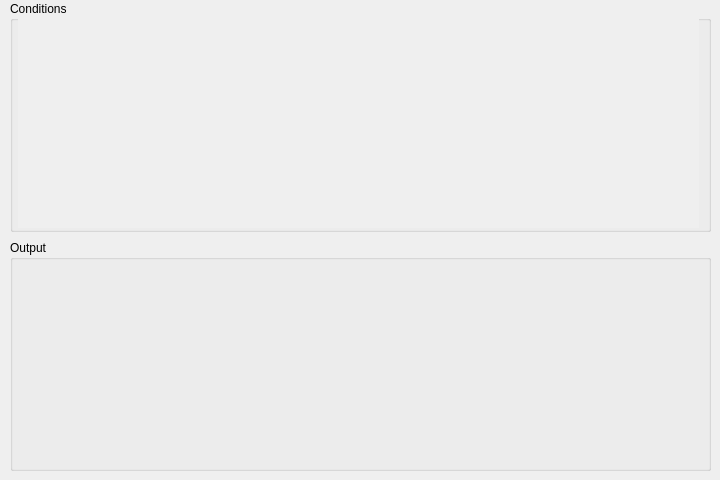
This is vqbschemaconstruct.ui in sarslanhan/vqb as Qt 5 draws it before an edit. The edited form follows.
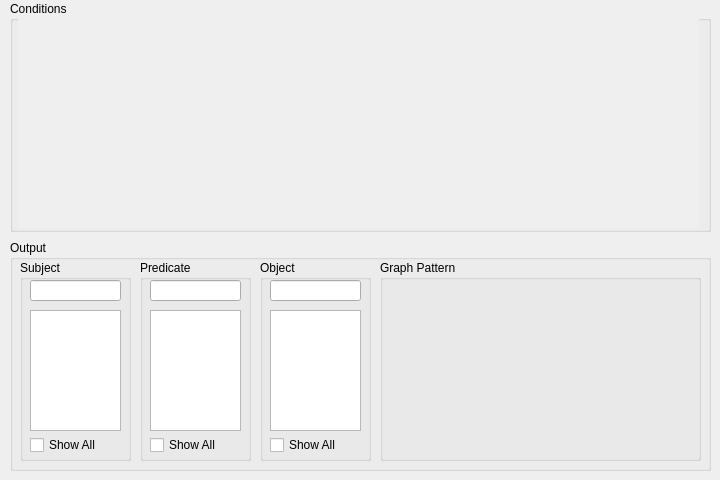
This is the edited form. Custom widgets are drawn as their Qt base class.

Patch:
```diff
--- a/vqbschemaconstruct.ui
+++ b/vqbschemaconstruct.ui
@@ -64,8 +64,208 @@
    <property name="title">
     <string>Output</string>
    </property>
+   <widget class="KEditListBox" name="listBoxConditions">
+    <property name="geometry">
+     <rect>
+      <x>370</x>
+      <y>20</y>
+      <width>321</width>
+      <height>201</height>
+     </rect>
+    </property>
+    <property name="font">
+     <font>
+      <pointsize>9</pointsize>
+     </font>
+    </property>
+    <property name="title">
+     <string>Graph Pattern</string>
+    </property>
+    <property name="flat">
+     <bool>false</bool>
+    </property>
+   </widget>
+   <widget class="QGroupBox" name="groupBoxObject">
+    <property name="geometry">
+     <rect>
+      <x>250</x>
+      <y>20</y>
+      <width>111</width>
+      <height>201</height>
+     </rect>
+    </property>
+    <property name="font">
+     <font>
+      <pointsize>9</pointsize>
+     </font>
+    </property>
+    <property name="title">
+     <string>Object</string>
+    </property>
+    <widget class="KListWidget" name="listObject">
+     <property name="geometry">
+      <rect>
+       <x>10</x>
+       <y>50</y>
+       <width>91</width>
+       <height>121</height>
+      </rect>
+     </property>
+    </widget>
+    <widget class="KLineEdit" name="lineEditFilterObject">
+     <property name="geometry">
+      <rect>
+       <x>10</x>
+       <y>20</y>
+       <width>91</width>
+       <height>21</height>
+      </rect>
+     </property>
+     <property name="clickMessage">
+      <string>&lt;Filter&gt;</string>
+     </property>
+    </widget>
+    <widget class="QCheckBox" name="cbShowAllObject">
+     <property name="geometry">
+      <rect>
+       <x>10</x>
+       <y>175</y>
+       <width>88</width>
+       <height>20</height>
+      </rect>
+     </property>
+     <property name="text">
+      <string>Show All</string>
+     </property>
+    </widget>
+   </widget>
+   <widget class="QGroupBox" name="groupBoxSubject">
+    <property name="geometry">
+     <rect>
+      <x>10</x>
+      <y>20</y>
+      <width>111</width>
+      <height>201</height>
+     </rect>
+    </property>
+    <property name="font">
+     <font>
+      <pointsize>9</pointsize>
+     </font>
+    </property>
+    <property name="title">
+     <string>Subject</string>
+    </property>
+    <widget class="KListWidget" name="listSubject">
+     <property name="geometry">
+      <rect>
+       <x>10</x>
+       <y>50</y>
+       <width>91</width>
+       <height>121</height>
+      </rect>
+     </property>
+    </widget>
+    <widget class="KLineEdit" name="lineEditFilterSubject">
+     <property name="geometry">
+      <rect>
+       <x>10</x>
+       <y>20</y>
+       <width>91</width>
+       <height>21</height>
+      </rect>
+     </property>
+     <property name="clickMessage">
+      <string>&lt;Filter&gt;</string>
+     </property>
+    </widget>
+    <widget class="QCheckBox" name="cbShowAllSubject">
+     <property name="geometry">
+      <rect>
+       <x>10</x>
+       <y>175</y>
+       <width>88</width>
+       <height>20</height>
+      </rect>
+     </property>
+     <property name="text">
+      <string>Show All</string>
+     </property>
+    </widget>
+   </widget>
+   <widget class="QGroupBox" name="groupBoxPredicate">
+    <property name="geometry">
+     <rect>
+      <x>130</x>
+      <y>20</y>
+      <width>111</width>
+      <height>201</height>
+     </rect>
+    </property>
+    <property name="font">
+     <font>
+      <pointsize>9</pointsize>
+     </font>
+    </property>
+    <property name="title">
+     <string>Predicate</string>
+    </property>
+    <widget class="KListWidget" name="listPredicate">
+     <property name="geometry">
+      <rect>
+       <x>10</x>
+       <y>50</y>
+       <width>91</width>
+       <height>121</height>
+      </rect>
+     </property>
+    </widget>
+    <widget class="KLineEdit" name="lineEditFilterPredicate">
+     <property name="geometry">
+      <rect>
+       <x>10</x>
+       <y>20</y>
+       <width>91</width>
+       <height>21</height>
+      </rect>
+     </property>
+     <property name="clickMessage">
+      <string>&lt;Filter&gt;</string>
+     </property>
+    </widget>
+    <widget class="QCheckBox" name="cbShowAllPredicate">
+     <property name="geometry">
+      <rect>
+       <x>10</x>
+       <y>175</y>
+       <width>88</width>
+       <height>20</height>
+      </rect>
+     </property>
+     <property name="text">
+      <string>Show All</string>
+     </property>
+    </widget>
+   </widget>
   </widget>
  </widget>
+ <customwidgets>
+  <customwidget>
+   <class>KListWidget</class>
+   <extends>QListWidget</extends>
+   <header>klistwidget.h</header>
+  </customwidget>
+  <customwidget>
+   <class>KEditListBox</class>
+   <extends>QGroupBox</extends>
+   <header>keditlistbox.h</header>
+  </customwidget>
+  <customwidget>
+   <class>KLineEdit</class>
+   <extends>QLineEdit</extends>
+   <header>klineedit.h</header>
+  </customwidget>
+ </customwidgets>
  <resources/>
  <connections/>
 </ui>
```
